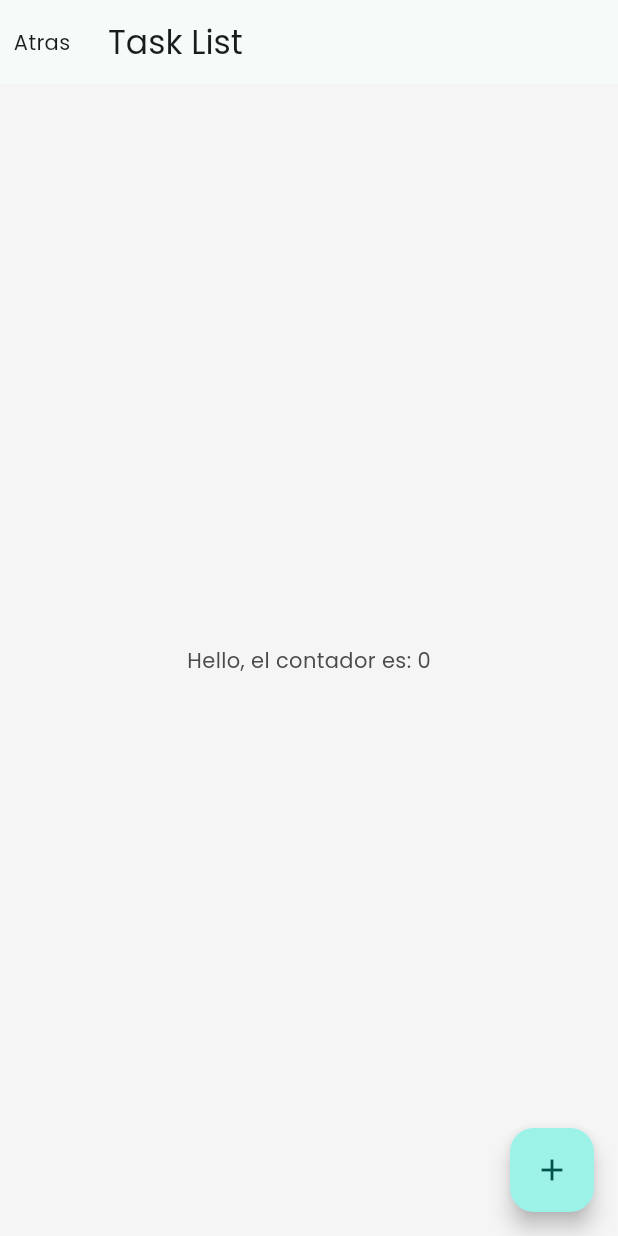
After one commit to RivaldoFernandez/flutter-09, a Flutter app: the screen it shows after launch, after a tap on an icon or button, on a phone screen of 412 x 824 dp. The commit adds this screen. Run offline on Flutter 3.47's test engine with Material 3 defaults, Android fonts, the phone set to English and light mode, and no system bars.

Commit message:
Laboratorio 11 finish

```diff
--- a/lib/app/app.dart
+++ b/lib/app/app.dart
@@ -1,5 +1,6 @@
 import 'package:flutter/material.dart';
 import 'package:laboratorio09/app/view/splash.dart';
+//import 'package:laboratorio09/app/view/task_list.dart';
 
 class MyApp extends StatelessWidget {
   const MyApp({super.key});
--- a/lib/app/view/splash.dart
+++ b/lib/app/view/splash.dart
@@ -1,4 +1,5 @@
 import 'package:flutter/material.dart';
+import 'package:laboratorio09/app/view/task_list.dart';
 
 class SplashPage extends StatelessWidget {
   const SplashPage({super.key});
@@ -35,9 +36,16 @@ class SplashPage extends StatelessWidget {
           const Padding(
             padding: EdgeInsets.symmetric(horizontal: 32),
           ),
-          const Text(
-            'La mejor forma para que no se te olvide nada es anotarlo. Guardar tus tareas y ve completando poco a poco para aumentar tu productividad.',
-            textAlign: TextAlign.center,
+          GestureDetector(
+            onTap: (){
+              Navigator.of(context).push(MaterialPageRoute(builder:(context){
+                return const TaskListPage();
+              }));
+            },
+            child: const Text(
+              'La mejor forma para que no se te olvide nada es anotarlo. Guardar tus tareas y ve completando poco a poco para aumentar tu productividad.',
+              textAlign: TextAlign.center,
+            ),
           ),
         ],
       ),
--- /dev/null
+++ b/lib/app/view/task_list.dart
@@ -0,0 +1,38 @@
+import 'package:flutter/material.dart';
+
+class TaskListPage extends StatefulWidget {
+  const TaskListPage({super.key});
+
+  @override
+  State<TaskListPage> createState() => _TaskListPageState();
+}
+
+class _TaskListPageState extends State<TaskListPage> {
+  int count = 0;
+
+  @override
+  Widget build(BuildContext context) {
+    return Scaffold(
+      appBar: AppBar(
+        title: const Text('Task List'),
+        leading: GestureDetector(
+          onTap: () {
+            Navigator.of(context).pop();
+          },
+          child: const Center(child: Text('Atras'),),
+        ),
+      ),
+      body: Center(
+        child: Text('Hello, el contador es: $count'),
+      ),
+      floatingActionButton: FloatingActionButton(
+        onPressed: () {
+          setState(() {
+            count++;
+          });
+        },
+        child: const Icon(Icons.add),
+      ),
+    );
+  }
+}
--- a/lib/main.dart
+++ b/lib/main.dart
@@ -2,5 +2,5 @@ import 'package:flutter/material.dart';
 import 'package:laboratorio09/app/app.dart';
 
 void main() {
-  runApp(const MyApp());
+  runApp(MyApp());
 }
```
